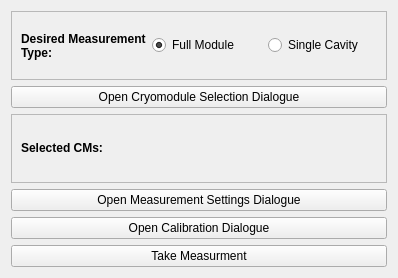
First picture: the form in gui/q0.ui, repository ssoham/Q0Measurement, before the edit.
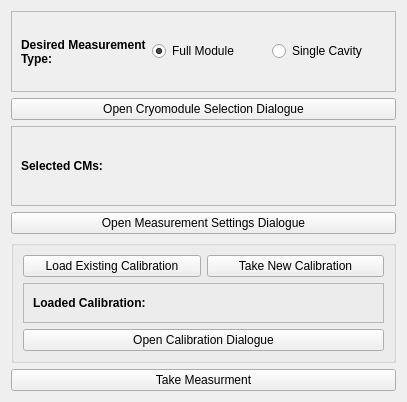
Second picture: the form after the edit.

Commit message: converted settings to template repeaters and started calibration dialogue

What changed in the file:
```diff
--- a/gui/q0.ui
+++ b/gui/q0.ui
@@ -6,8 +6,8 @@
    <rect>
     <x>0</x>
     <y>0</y>
-    <width>398</width>
-    <height>278</height>
+    <width>407</width>
+    <height>402</height>
    </rect>
   </property>
   <property name="windowTitle">
@@ -15,7 +15,10 @@
   </property>
   <layout class="QVBoxLayout" name="verticalLayout">
    <item>
-    <widget class="QFrame" name="frame">
+    <widget class="QFrame" name="measurementTypeFrame">
+     <property name="enabled">
+      <bool>true</bool>
+     </property>
      <property name="frameShape">
       <enum>QFrame::StyledPanel</enum>
      </property>
@@ -24,7 +27,10 @@
      </property>
      <layout class="QHBoxLayout" name="horizontalLayout_2">
       <item>
-       <widget class="QLabel" name="label">
+       <widget class="QLabel" name="measurementTypeLabel">
+        <property name="enabled">
+         <bool>true</bool>
+        </property>
         <property name="sizePolicy">
          <sizepolicy hsizetype="Minimum" vsizetype="Minimum">
           <horstretch>0</horstretch>
@@ -46,7 +52,10 @@
        </widget>
       </item>
       <item>
-       <widget class="QRadioButton" name="radioButton">
+       <widget class="QRadioButton" name="fullModuleRadioButton">
+        <property name="enabled">
+         <bool>true</bool>
+        </property>
         <property name="toolTip">
          <string>This will run every selected CM at once</string>
         </property>
@@ -59,7 +68,10 @@
        </widget>
       </item>
       <item>
-       <widget class="QRadioButton" name="radioButton_3">
+       <widget class="QRadioButton" name="singleCavityRadioButton">
+        <property name="enabled">
+         <bool>true</bool>
+        </property>
         <property name="toolTip">
          <string>For each CM selected, this will run all 8 cavities at the ops max (or usuer specified gradient) and then run them all again minus the one being measured (it will iterate through all selected cavities)</string>
         </property>
@@ -76,6 +88,9 @@
    </item>
    <item>
     <widget class="QPushButton" name="cmSelectButton">
+     <property name="enabled">
+      <bool>true</bool>
+     </property>
      <property name="text">
       <string>Open Cryomodule Selection Dialogue</string>
      </property>
@@ -85,7 +100,10 @@
     </widget>
    </item>
    <item>
-    <widget class="QFrame" name="frame_2">
+    <widget class="QFrame" name="cmSelectionFrame">
+     <property name="enabled">
+      <bool>true</bool>
+     </property>
      <property name="frameShape">
       <enum>QFrame::StyledPanel</enum>
      </property>
@@ -95,6 +113,9 @@
      <layout class="QHBoxLayout" name="horizontalLayout">
       <item>
        <widget class="QLabel" name="selectorLabel">
+        <property name="enabled">
+         <bool>true</bool>
+        </property>
         <property name="sizePolicy">
          <sizepolicy hsizetype="Minimum" vsizetype="Minimum">
           <horstretch>0</horstretch>
@@ -123,6 +144,9 @@
       </item>
       <item>
        <widget class="QLabel" name="selectionOutput">
+        <property name="enabled">
+         <bool>true</bool>
+        </property>
         <property name="sizePolicy">
          <sizepolicy hsizetype="Minimum" vsizetype="Minimum">
           <horstretch>0</horstretch>
@@ -144,7 +168,10 @@
        </widget>
       </item>
       <item>
-       <spacer name="horizontalSpacer">
+       <spacer name="selectionSpacer">
+        <property name="enabled">
+         <bool>true</bool>
+        </property>
         <property name="orientation">
          <enum>Qt::Horizontal</enum>
         </property>
@@ -161,6 +188,9 @@
    </item>
    <item>
     <widget class="QPushButton" name="settingsButton">
+     <property name="enabled">
+      <bool>true</bool>
+     </property>
      <property name="toolTip">
       <string>Default settings will work fine in most use cases</string>
      </property>
@@ -170,14 +200,127 @@
     </widget>
    </item>
    <item>
-    <widget class="QPushButton" name="pushButton">
-     <property name="text">
-      <string>Open Calibration Dialogue</string>
+    <widget class="QGroupBox" name="calibrationGroupBox">
+     <property name="enabled">
+      <bool>true</bool>
      </property>
+     <property name="title">
+      <string/>
+     </property>
+     <layout class="QGridLayout" name="gridLayout_2">
+      <item row="1" column="0" colspan="2">
+       <widget class="QFrame" name="calibrationFrame">
+        <property name="enabled">
+         <bool>true</bool>
+        </property>
+        <property name="sizePolicy">
+         <sizepolicy hsizetype="Minimum" vsizetype="Minimum">
+          <horstretch>0</horstretch>
+          <verstretch>0</verstretch>
+         </sizepolicy>
+        </property>
+        <property name="frameShape">
+         <enum>QFrame::StyledPanel</enum>
+        </property>
+        <property name="frameShadow">
+         <enum>QFrame::Raised</enum>
+        </property>
+        <layout class="QHBoxLayout" name="horizontalLayout_3">
+         <item>
+          <widget class="QLabel" name="calibrationLabel">
+           <property name="enabled">
+            <bool>true</bool>
+           </property>
+           <property name="sizePolicy">
+            <sizepolicy hsizetype="Minimum" vsizetype="Minimum">
+             <horstretch>0</horstretch>
+             <verstretch>0</verstretch>
+            </sizepolicy>
+           </property>
+           <property name="font">
+            <font>
+             <weight>75</weight>
+             <bold>true</bold>
+            </font>
+           </property>
+           <property name="text">
+            <string>Loaded Calibration:</string>
+           </property>
+           <property name="wordWrap">
+            <bool>true</bool>
+           </property>
+          </widget>
+         </item>
+         <item>
+          <widget class="QLabel" name="loadedCalibrationLabel">
+           <property name="enabled">
+            <bool>true</bool>
+           </property>
+           <property name="text">
+            <string/>
+           </property>
+           <property name="wordWrap">
+            <bool>true</bool>
+           </property>
+          </widget>
+         </item>
+         <item>
+          <spacer name="calibrationSpacer">
+           <property name="enabled">
+            <bool>true</bool>
+           </property>
+           <property name="orientation">
+            <enum>Qt::Horizontal</enum>
+           </property>
+           <property name="sizeHint" stdset="0">
+            <size>
+             <width>40</width>
+             <height>20</height>
+            </size>
+           </property>
+          </spacer>
+         </item>
+        </layout>
+       </widget>
+      </item>
+      <item row="0" column="1">
+       <widget class="QPushButton" name="startCalibrationButton">
+        <property name="enabled">
+         <bool>true</bool>
+        </property>
+        <property name="text">
+         <string>Take New Calibration</string>
+        </property>
+       </widget>
+      </item>
+      <item row="0" column="0">
+       <widget class="QPushButton" name="loadCalibrationButton">
+        <property name="enabled">
+         <bool>true</bool>
+        </property>
+        <property name="text">
+         <string>Load Existing Calibration</string>
+        </property>
+       </widget>
+      </item>
+      <item row="2" column="0" colspan="2">
+       <widget class="QPushButton" name="openCalibrationDialogueButton">
+        <property name="enabled">
+         <bool>true</bool>
+        </property>
+        <property name="text">
+         <string>Open Calibration Dialogue</string>
+        </property>
+       </widget>
+      </item>
+     </layout>
     </widget>
    </item>
    <item>
     <widget class="QPushButton" name="pushButton_2">
+     <property name="enabled">
+      <bool>true</bool>
+     </property>
      <property name="text">
       <string>Take Measurment</string>
      </property>
```
The commit also changes 10 other files.
